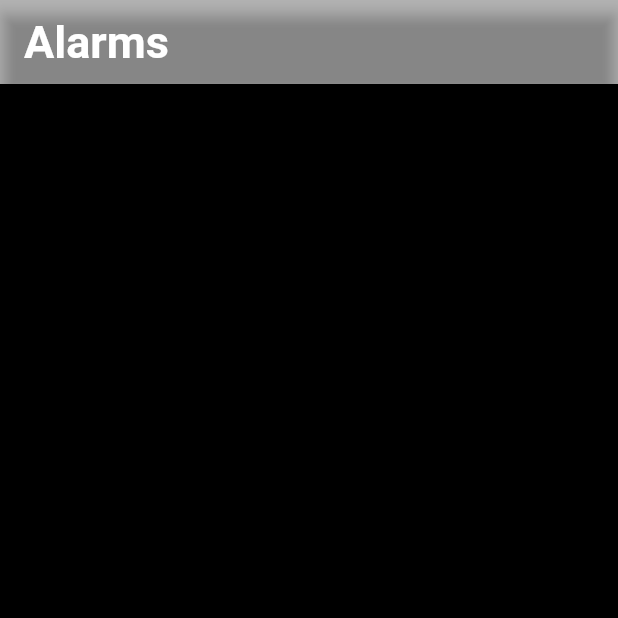
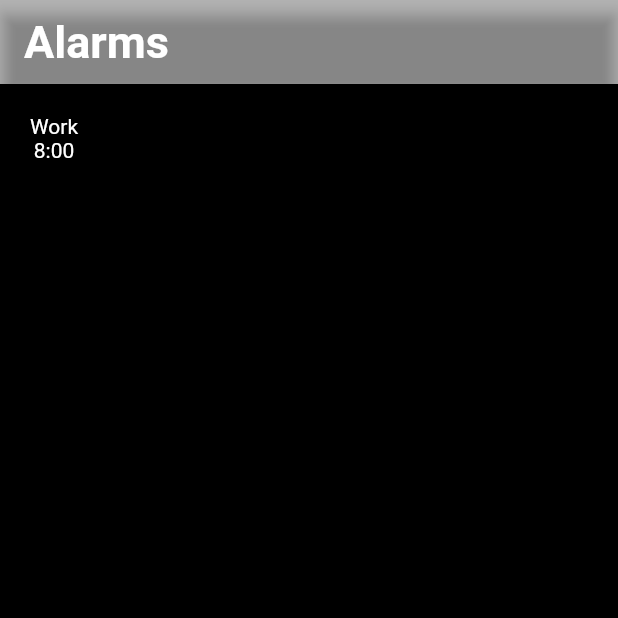
Before and after one commit to pcutter1/true_alarm_flutter, a Flutter app: the screen it shows after launch, on a phone screen of 412 x 824 dp, the top half of it. Run offline on Flutter 3.47's test engine with Material 2 defaults, Android fonts, the phone set to English and light mode, and no system bars.

Commit message:
Added more formatting & logic

```diff
--- a/lib/Models/alarm.dart
+++ b/lib/Models/alarm.dart
@@ -1,8 +1,13 @@
 class Alarm {
   final String name;
+  final String startPoint;
+  final String endpoint;
+  final int bufferMinutes;
+  final int arrivalTime;
   bool isSet;
 
-  Alarm({this.name, this.isSet = true});
+
+  Alarm({this.name, this.startPoint, this.endpoint, this.bufferMinutes, this.arrivalTime, this.isSet = true});
 
   void toggleSet() {
     isSet = !isSet;
--- a/lib/Widgets/alarm_tile.dart
+++ b/lib/Widgets/alarm_tile.dart
@@ -15,10 +15,27 @@ class AlarmTile extends StatelessWidget {
         children: <Widget>[
           Column(
             children: <Widget>[
-              Text('Alarm Name'),
-              Text('8:00')
+              Text(
+                alarmName,
+                style: TextStyle(
+                  color: Colors.white
+                ),
+              ),
+              Text(
+                '8:00',
+                style: TextStyle(
+                    color: Colors.white
+                ),
+              )
             ],
-          )
+          ),
+          Column(
+            //TODO: add edit and delete icons
+          ),
+          Column(
+            //TODO: add arrival time fields
+          ),
+          //TODO: add toggleSet button widget
         ],
       ),
     );
--- a/lib/main.dart
+++ b/lib/main.dart
@@ -1,6 +1,7 @@
 import 'package:flutter/material.dart';
 import 'package:provider/provider.dart';
 import 'package:true_alarm/Models/alarm_data.dart';
+import 'package:true_alarm/screens/alarm_details_screen.dart';
 import 'package:true_alarm/screens/alarm_list_screen.dart';
 
 void main() => runApp(MyApp());
@@ -13,6 +14,12 @@ class MyApp extends StatelessWidget {
       child: MaterialApp(
           home: AlarmListScreen(),
           debugShowCheckedModeBanner: false,
+        initialRoute: AlarmListScreen.id,
+        routes: {
+            AlarmListScreen.id : (context) => AlarmListScreen(),
+          AlarmDetailScreen.id : (context) => AlarmDetailScreen(),
+          // SettingsScreen.id : (context) => SettingsScreen(),
+        },
       ),
     );
   }
--- a/lib/screens/alarm_list_screen.dart
+++ b/lib/screens/alarm_list_screen.dart
@@ -1,8 +1,10 @@
 import 'package:flutter/material.dart';
 import 'package:true_alarm/Widgets/alarm_list.dart';
-import 'package:true_alarm/Widgets/alarm_tile.dart';
 
 class AlarmListScreen extends StatelessWidget {
+
+  static const String id = 'alarm_list_screen';
+
   @override
   Widget build(BuildContext context) {
     return Scaffold(
@@ -18,12 +20,12 @@ class AlarmListScreen extends StatelessWidget {
           style: TextStyle(
             fontSize: 30.0,
             fontWeight: FontWeight.bold,
-            color: Colors.white
+            color: Colors.white,
           ),
         ),
       ),
       body: Container(
-        padding: EdgeInsets.symmetric(horizontal: 10.0),
+        padding: EdgeInsets.all(20.0),
         decoration: BoxDecoration(
           color: Colors.black
         ),
--- a/pubspec.yaml
+++ b/pubspec.yaml
@@ -29,6 +29,7 @@ dependencies:
   # Use with the CupertinoIcons class for iOS style icons.
   cupertino_icons: ^1.0.0
   provider: ^4.3.3
+  flutter_picker: ^1.1.5
 
 dev_dependencies:
   flutter_test:
```
Also changed, not shown: lib/screens/alarm_details_screen.dart (+45 -0 lines), pubspec.lock.
